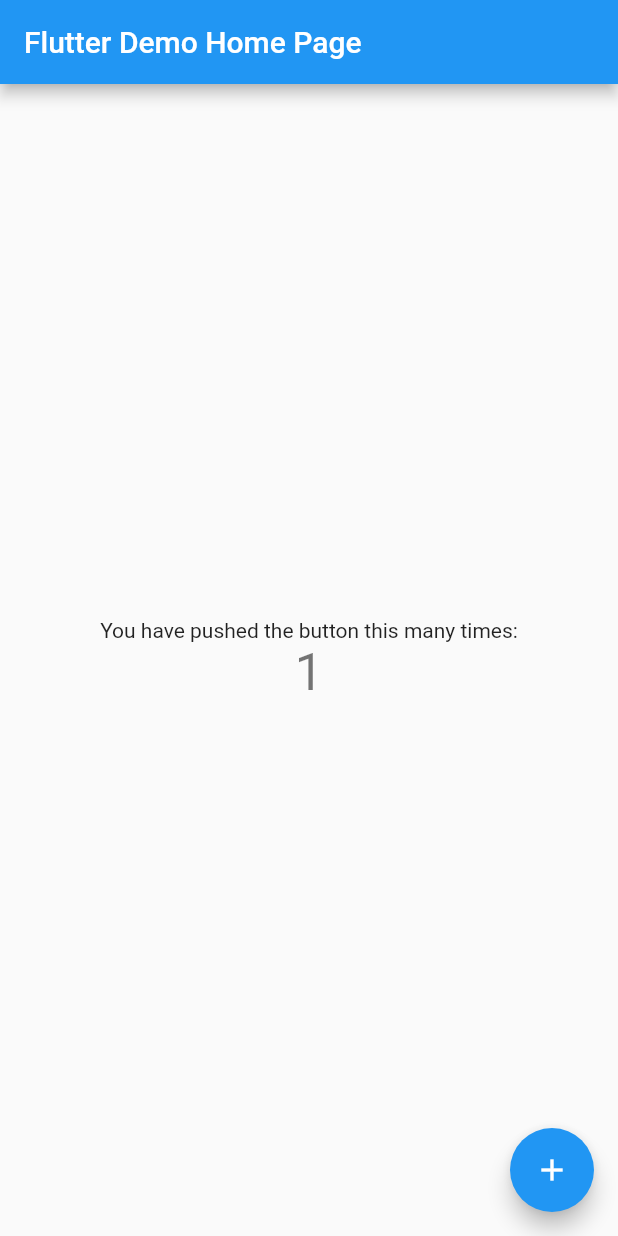
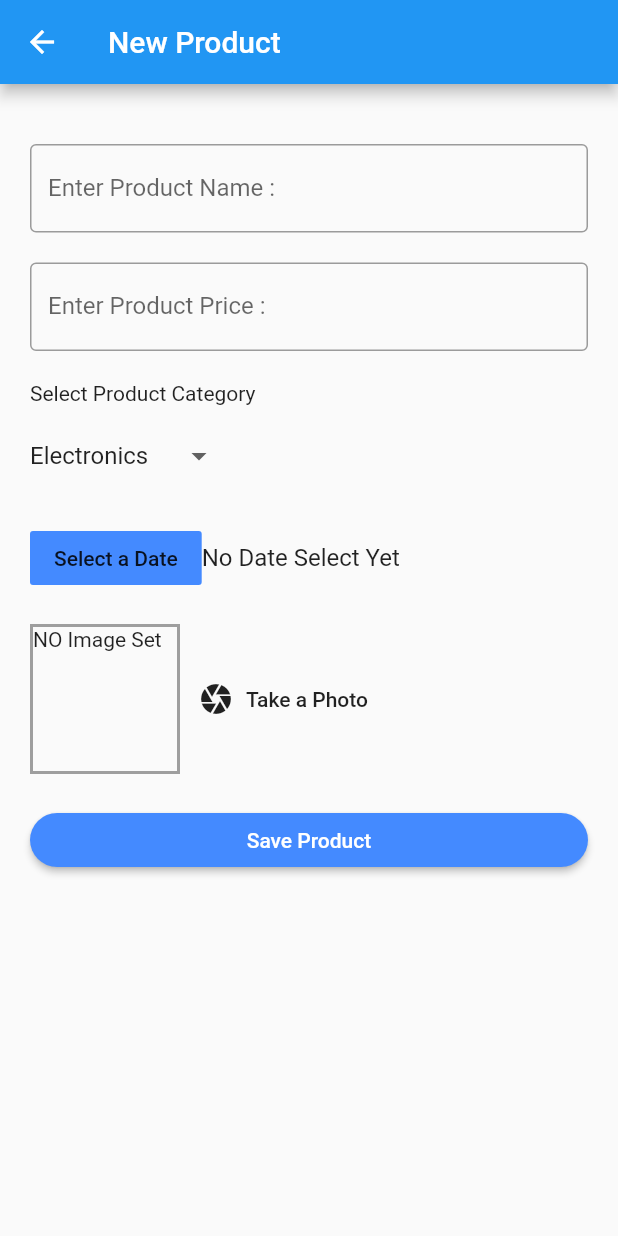
Before and after one commit to naimulNoor/flutter_101, a Flutter app: the screen it shows after launch, after a tap on the "add" icon, on a phone screen of 412 x 824 dp. Run offline on Flutter 3.47's test engine with Material 2 defaults, Android fonts, the light colour scheme and no system bars; our stand-ins replace image_picker.

Commit message:
all done

```diff
--- /dev/null
+++ b/lib/db/db_helper.dart
@@ -0,0 +1,3 @@
+class DBSQLITE{
+  static var productlist= [];
+}
--- a/lib/main.dart
+++ b/lib/main.dart
@@ -1,3 +1,5 @@
+
+import 'package:awsome_app/pages/home_page.dart';
 import 'package:flutter/material.dart';
 
 void main() {
@@ -11,107 +13,10 @@
     return MaterialApp(
       title: 'Flutter Demo',
       theme: ThemeData(
-        // This is the theme of your application.
-        //
-        // Try running your application with "flutter run". You'll see the
-        // application has a blue toolbar. Then, without quitting the app, try
-        // changing the primarySwatch below to Colors.green and then invoke
-        // "hot reload" (press "r" in the console where you ran "flutter run",
-        // or simply save your changes to "hot reload" in a Flutter IDE).
-        // Notice that the counter didn't reset back to zero; the application
-        // is not restarted.
         primarySwatch: Colors.blue,
-        // This makes the visual density adapt to the platform that you run
-        // the app on. For desktop platforms, the controls will be smaller and
-        // closer together (more dense) than on mobile platforms.
         visualDensity: VisualDensity.adaptivePlatformDensity,
       ),
-      home: MyHomePage(title: 'Flutter Demo Home Page'),
+      home: HomePage(),
     );
   }
 }
-
-class MyHomePage extends StatefulWidget {
-  MyHomePage({Key key, this.title}) : super(key: key);
-
-  // This widget is the home page of your application. It is stateful, meaning
-  // that it has a State object (defined below) that contains fields that affect
-  // how it looks.
-
-  // This class is the configuration for the state. It holds the values (in this
-  // case the title) provided by the parent (in this case the App widget) and
-  // used by the build method of the State. Fields in a Widget subclass are
-  // always marked "final".
-
-  final String title;
-
-  @override
-  _MyHomePageState createState() => _MyHomePageState();
-}
-
-class _MyHomePageState extends State<MyHomePage> {
-  int _counter = 0;
-
-  void _incrementCounter() {
-    setState(() {
-      // This call to setState tells the Flutter framework that something has
-      // changed in this State, which causes it to rerun the build method below
-      // so that the display can reflect the updated values. If we changed
-      // _counter without calling setState(), then the build method would not be
-      // called again, and so nothing would appear to happen.
-      _counter++;
-    });
-  }
-
-  @override
-  Widget build(BuildContext context) {
-    // This method is rerun every time setState is called, for instance as done
-    // by the _incrementCounter method above.
-    //
-    // The Flutter framework has been optimized to make rerunning build methods
-    // fast, so that you can just rebuild anything that needs updating rather
-    // than having to individually change instances of widgets.
-    return Scaffold(
-      appBar: AppBar(
-        // Here we take the value from the MyHomePage object that was created by
-        // the App.build method, and use it to set our appbar title.
-        title: Text(widget.title),
-      ),
-      body: Center(
-        // Center is a layout widget. It takes a single child and positions it
-        // in the middle of the parent.
-        child: Column(
-          // Column is also a layout widget. It takes a list of children and
-          // arranges them vertically. By default, it sizes itself to fit its
-          // children horizontally, and tries to be as tall as its parent.
-          //
-          // Invoke "debug painting" (press "p" in the console, choose the
-          // "Toggle Debug Paint" action from the Flutter Inspector in Android
-          // Studio, or the "Toggle Debug Paint" command in Visual Studio Code)
-          // to see the wireframe for each widget.
-          //
-          // Column has various properties to control how it sizes itself and
-          // how it positions its children. Here we use mainAxisAlignment to
-          // center the children vertically; the main axis here is the vertical
-          // axis because Columns are vertical (the cross axis would be
-          // horizontal).
-          mainAxisAlignment: MainAxisAlignment.center,
-          children: <Widget>[
-            Text(
-              'You have pushed the button this many times:',
-            ),
-            Text(
-              '$_counter',
-              style: Theme.of(context).textTheme.headline4,
-            ),
-          ],
-        ),
-      ),
-      floatingActionButton: FloatingActionButton(
-        onPressed: _incrementCounter,
-        tooltip: 'Increment',
-        child: Icon(Icons.add),
-      ), // This trailing comma makes auto-formatting nicer for build methods.
-    );
-  }
-}
--- /dev/null
+++ b/lib/models/product_model.dart
@@ -0,0 +1,16 @@
+class Product{
+  int id;
+  String name;
+  double price;
+  String category;
+  String date;
+  String imagePath;
+  int stockCount;
+
+  Product({this.name, this.price, this.category, this.date, this.imagePath, this.stockCount});
+
+  @override
+  String toString() {
+    return 'Product{id: $id, name: $name, price: $price, category: $category, date: $date, imagePath: $imagePath, stockCount: $stockCount}';
+  }
+}
--- /dev/null
+++ b/lib/pages/home_page.dart
@@ -0,0 +1,43 @@
+import 'package:awsome_app/db/db_helper.dart';
+import 'package:awsome_app/pages/new_product_page.dart';
+import 'package:awsome_app/widget/product_itms.dart';
+import 'package:flutter/cupertino.dart';
+import 'package:flutter/material.dart';
+
+class HomePage extends StatefulWidget {
+  @override
+  _HomePageState createState() => _HomePageState();
+}
+
+class _HomePageState extends State<HomePage> {
+  @override
+  Widget build(BuildContext context) {
+    return Scaffold(
+      appBar: AppBar(
+          title: Text("Product Category"),
+          actions: <Widget>[
+            IconButton(
+              icon: Icon(Icons.add),
+              onPressed: ()=>Navigator.push(context, MaterialPageRoute(
+                builder: (context)=>NewProductPage())
+              ).then((_) => (){
+                setState(() {
+
+                });
+              }
+              ),
+            )
+          ],
+      ),
+      body: Padding(
+        padding: const EdgeInsets.all(8.0),
+        child: GridView.count(
+            crossAxisCount: 2,
+        childAspectRatio: 0.7,
+        crossAxisSpacing: 10,
+        mainAxisSpacing: 10,
+        children: DBSQLITE.productlist.map((product) => ProductItem(product)).toList()),
+      ),
+    );
+  }
+}
--- /dev/null
+++ b/lib/pages/new_product_page.dart
@@ -0,0 +1,187 @@
+import 'dart:io';
+
+import 'package:awsome_app/db/db_helper.dart';
+import 'package:awsome_app/models/product_model.dart';
+import 'package:awsome_app/utils/products_cat.dart';
+import 'package:flutter/material.dart';
+import 'package:image_picker/image_picker.dart';
+import 'package:intl/intl.dart';
+
+class NewProductPage extends StatefulWidget {
+  @override
+  _NewProductPageState createState() => _NewProductPageState();
+}
+
+class _NewProductPageState extends State<NewProductPage> {
+  Product product=Product();
+  String category='Electronics';
+  String date="No Date Select Yet";
+  String imgPath=null;
+  final formkey=GlobalKey<FormState>();
+
+  @override
+  Widget build(BuildContext context) {
+    return Scaffold(
+        appBar: AppBar(
+          title: Text("New Product"),
+        ),
+        body: Padding(
+          padding: const EdgeInsets.all(20.0),
+          child: Form(
+            key: formkey,
+            child: ListView(
+              children: <Widget>[
+                SizedBox(height: 20,),
+                TextFormField(
+                    decoration: InputDecoration(
+                    border: OutlineInputBorder(),
+                    labelText: 'Enter Product Name : '
+                    ),
+                      validator: (value){
+                        if(value.isEmpty){
+                          return 'this field must not be empty';
+                        }
+                        if(value.length<6){
+                          return 'must be in 6 word';
+                        }
+                        return null;
+                      },
+                        onSaved: (value){
+                          product.name=value;
+                        },
+
+                  ),
+                SizedBox(height: 20,),
+                TextFormField(
+                  keyboardType: TextInputType.number,
+                      decoration: InputDecoration(
+                      border: OutlineInputBorder(),
+                      labelText: 'Enter Product Price : '
+                  ),
+                  validator: (value){
+                    if(value.isEmpty){
+                      return 'this field must not be empty';
+                    }
+                    if(double.parse(value) <= 0.0){
+                      return 'use right ammount';
+                    }
+                    return null;
+                  },
+                  onSaved: (value){
+                    product.price=double.parse(value);
+                  },
+
+                ),
+                SizedBox(height: 20,),
+                Text("Select Product Category"),
+                SizedBox(height: 10,),
+                //droup menu
+                DropdownButton(
+                    value: category,
+                    underline: Container(
+                      color: Colors.blueAccent,
+                    ),
+                    items: categoryList.map((e) => DropdownMenuItem(
+                    value: e,
+                    child: Text(e),
+                      )).toList(),
+                    onChanged:(value){
+                      setState(() {
+                        category=value;
+                      });
+                        product.category=category;
+                    },
+                ),
+                SizedBox(height: 20,),
+                Row(
+                  children: <Widget>[
+                    FlatButton(
+                      color: Colors.blueAccent,
+                      child: Text("Select a Date"),
+                      onPressed: _pickDate,
+                    ),
+                    Text(date,style: TextStyle(fontSize: 16),)
+                  ],
+                ),
+                SizedBox(height: 20,),
+                Row(
+                  children: <Widget>[
+                    Container(
+                      width: 100,
+                      height: 100,
+                      decoration: BoxDecoration(
+                        border: Border.all(width: 2,color:Colors.grey),
+                      ),
+                      child: imgPath == null ? Text("NO Image Set") : Image.file(File(imgPath)),
+                    ),
+                    FlatButton.icon(onPressed: _takeGalleryPicture_withoutThen, icon:Icon(Icons.camera), label: Text("Take a Photo"))
+                  ],
+                ),
+
+                SizedBox(height: 20,),
+                MaterialButton(
+                  shape: StadiumBorder(side: BorderSide.none),
+                  onPressed: _saveProduct,
+                  color: Colors.blueAccent,
+                  child: Text("Save Product",style: TextStyle(color: Colors.white),),
+                )
+
+
+
+              ],
+            ),
+          ),
+        ),
+    );
+  }
+
+  void _pickDate() {
+      showDatePicker(
+        context: context,
+        initialDate: DateTime.now(),
+        firstDate: DateTime(2020),
+        lastDate:  DateTime.now()).then((dateTime){
+          setState(() {
+            date= DateFormat('dd/MM/yyyy').format(dateTime);
+          });
+          product.date=date;
+
+      });
+  }
+  void _takePicture() {
+      ImagePicker().getImage(source: ImageSource.camera).then((value) {
+        print(value.path);
+        setState(() {
+          imgPath=value.path;
+        });
+      });
+  }
+  void _takeGalleryPicture() {
+    ImagePicker().getImage(source: ImageSource.gallery,maxWidth: 100.0,maxHeight: 100.0).then((value) {
+      print(value.path);
+      setState(() {
+        imgPath=value.path;
+      });
+      product.imagePath=imgPath;
+    });
+  }
+
+  void _takeGalleryPicture_withoutThen() async {
+    PickedFile pickedFile=await ImagePicker().getImage(source: ImageSource.gallery,maxWidth: 100.0,maxHeight: 100.0);
+    setState(() {
+      imgPath=pickedFile.path;
+    });
+    product.imagePath=imgPath;
+
+
+  }
+
+  void _saveProduct() {
+    if(formkey.currentState.validate()){
+        formkey.currentState.save();
+          print(product);
+          DBSQLITE.productlist.add(product);
+          Navigator.pop(context);
+    }
+  }
+}
--- /dev/null
+++ b/lib/utils/products_cat.dart
@@ -0,0 +1,11 @@
+import 'package:flutter/foundation.dart';
+
+const categoryList=[
+  'Electronics',
+  'LifeStyle',
+  'Food',
+  'House Hold',
+  'Mans Ware',
+  'Wemans ware',
+  'Phones'
+];
--- /dev/null
+++ b/lib/widget/product_itms.dart
@@ -0,0 +1,32 @@
+import 'dart:io';
+
+import 'package:awsome_app/models/product_model.dart';
+import 'package:flutter/material.dart';
+
+class ProductItem extends StatefulWidget {
+  final Product product;
+  ProductItem(this.product);
+
+
+  @override
+  _ProductItemState createState() => _ProductItemState();
+}
+
+class _ProductItemState extends State<ProductItem> {
+  @override
+  Widget build(BuildContext context) {
+    return Card(
+        elevation: 5,
+
+        child: Column(
+          children: <Widget>[
+            Image.file(File(widget.product.imagePath),height: 200,width: 200,fit: BoxFit.cover,),
+            Text(widget.product.name,style: TextStyle(fontSize: 16),),
+            Text(widget.product.category,style: TextStyle(fontSize: 16),),
+            Text("${widget.product.price}",style: TextStyle(fontSize: 16),)
+
+          ],
+        ),
+    );
+  }
+}
--- a/pubspec.yaml
+++ b/pubspec.yaml
@@ -23,10 +23,8 @@
 dependencies:
   flutter:
     sdk: flutter
-
-
-  # The following adds the Cupertino Icons font to your application.
-  # Use with the CupertinoIcons class for iOS style icons.
+  intl: ^0.16.1
+  image_picker: ^0.6.7+4
   cupertino_icons: ^0.1.3
 
 dev_dependencies:
```
Also changed, not shown: lib/widget/moview_item.dart (deleted), pubspec.lock, 5 other files.
